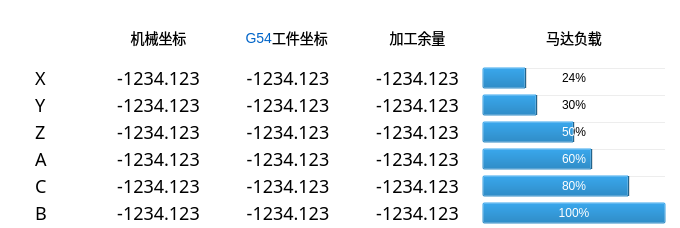
This is client/axesinformation.ui in DandiacalMonkey/ltp as Qt 5 draws it before an edit. The edited form follows.
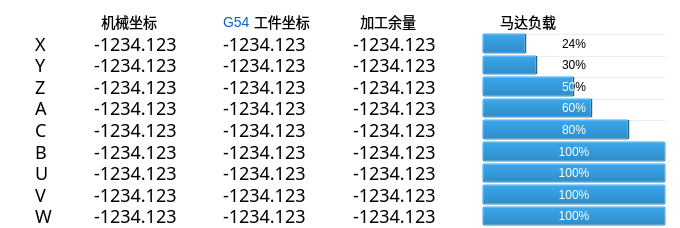
This is the edited form. Custom widgets are drawn as their Qt base class.

Commit message: hua.g.l:加工界面细节修改

Patch:
```diff
--- a/client/axesinformation.ui
+++ b/client/axesinformation.ui
@@ -36,7 +36,7 @@
     <number>0</number>
    </property>
    <item>
-    <layout class="QGridLayout" name="mainLayout_" rowstretch="0,1,1,1,1,1,1" columnstretch="62,137,137,137,194" columnminimumwidth="0,0,0,0,0">
+    <layout class="QGridLayout" name="mainLayout_" rowstretch="0,1,1,1,1,1,1,1,1,0" columnstretch="62,137,137,137,194" columnminimumwidth="0,0,0,0,0">
      <property name="leftMargin">
       <number>35</number>
      </property>
@@ -55,6 +55,16 @@
      <property name="verticalSpacing">
       <number>1</number>
      </property>
+     <item row="4" column="0">
+      <widget class="QLabel" name="labelAxes4_">
+       <property name="styleSheet">
+        <string notr="true">font:18px Arial Bold;</string>
+       </property>
+       <property name="text">
+        <string>A</string>
+       </property>
+      </widget>
+     </item>
      <item row="3" column="2">
       <widget class="QLabel" name="workpieceCoordinateAxes3_">
        <property name="styleSheet">
@@ -64,20 +74,7 @@
         <string>-1234.123</string>
        </property>
        <property name="alignment">
-        <set>Qt::AlignCenter</set>
-       </property>
-      </widget>
-     </item>
-     <item row="4" column="2">
-      <widget class="QLabel" name="workpieceCoordinateAxes4_">
-       <property name="styleSheet">
-        <string notr="true">font:18px Arial Bold;</string>
-       </property>
-       <property name="text">
-        <string>-1234.123</string>
-       </property>
-       <property name="alignment">
-        <set>Qt::AlignCenter</set>
+        <set>Qt::AlignLeading|Qt::AlignLeft|Qt::AlignVCenter</set>
        </property>
       </widget>
      </item>
@@ -91,16 +88,29 @@
        </property>
       </widget>
      </item>
+     <item row="4" column="2">
+      <widget class="QLabel" name="workpieceCoordinateAxes4_">
+       <property name="styleSheet">
+        <string notr="true">font:18px Arial Bold;</string>
+       </property>
+       <property name="text">
+        <string>-1234.123</string>
+       </property>
+       <property name="alignment">
+        <set>Qt::AlignLeading|Qt::AlignLeft|Qt::AlignVCenter</set>
+       </property>
+      </widget>
+     </item>
      <item row="0" column="4">
       <widget class="QLabel" name="motorLoadHeader_">
        <property name="styleSheet">
         <string notr="true">font:14px SIMHEI;</string>
        </property>
        <property name="text">
-        <string>马达负载</string>
+        <string>     马达负载</string>
        </property>
        <property name="alignment">
-        <set>Qt::AlignCenter</set>
+        <set>Qt::AlignLeading|Qt::AlignLeft|Qt::AlignVCenter</set>
        </property>
       </widget>
      </item>
@@ -113,20 +123,7 @@
         <string>-1234.123</string>
        </property>
        <property name="alignment">
-        <set>Qt::AlignCenter</set>
-       </property>
-      </widget>
-     </item>
-     <item row="3" column="1">
-      <widget class="QLabel" name="machineCoordinateAxes3_">
-       <property name="styleSheet">
-        <string notr="true">font:18px Arial Bold;</string>
-       </property>
-       <property name="text">
-        <string>-1234.123</string>
-       </property>
-       <property name="alignment">
-        <set>Qt::AlignCenter</set>
+        <set>Qt::AlignLeading|Qt::AlignLeft|Qt::AlignVCenter</set>
        </property>
       </widget>
      </item>
@@ -139,7 +136,20 @@
         <string>-1234.123</string>
        </property>
        <property name="alignment">
-        <set>Qt::AlignCenter</set>
+        <set>Qt::AlignLeading|Qt::AlignLeft|Qt::AlignVCenter</set>
+       </property>
+      </widget>
+     </item>
+     <item row="3" column="1">
+      <widget class="QLabel" name="machineCoordinateAxes3_">
+       <property name="styleSheet">
+        <string notr="true">font:18px Arial Bold;</string>
+       </property>
+       <property name="text">
+        <string>-1234.123</string>
+       </property>
+       <property name="alignment">
+        <set>Qt::AlignLeading|Qt::AlignLeft|Qt::AlignVCenter</set>
        </property>
       </widget>
      </item>
@@ -154,17 +164,17 @@
       </widget>
      </item>
      <item row="0" column="2">
-      <layout class="QHBoxLayout" name="horizontalLayout" stretch="40,66">
+      <layout class="QHBoxLayout" name="horizontalLayout" stretch="0,1">
        <item>
         <widget class="QLabel" name="currentWorkpieceCoordinate_">
          <property name="styleSheet">
           <string notr="true">font:14px Arial;color:#0064C8;</string>
          </property>
          <property name="text">
-          <string>G54</string>
+          <string>G54 </string>
          </property>
          <property name="alignment">
-          <set>Qt::AlignRight|Qt::AlignTrailing|Qt::AlignVCenter</set>
+          <set>Qt::AlignLeading|Qt::AlignLeft|Qt::AlignVCenter</set>
          </property>
         </widget>
        </item>
@@ -183,26 +193,16 @@
        </item>
       </layout>
      </item>
-     <item row="4" column="0">
-      <widget class="QLabel" name="labelAxes4_">
-       <property name="styleSheet">
-        <string notr="true">font:18px Arial Bold;</string>
-       </property>
-       <property name="text">
-        <string>A</string>
-       </property>
-      </widget>
-     </item>
      <item row="0" column="3">
       <widget class="QLabel" name="machiningRemainHeader_">
        <property name="styleSheet">
         <string notr="true">font:14px SIMHEI;</string>
        </property>
        <property name="text">
-        <string>加工余量</string>
+        <string>  加工余量</string>
        </property>
        <property name="alignment">
-        <set>Qt::AlignCenter</set>
+        <set>Qt::AlignLeading|Qt::AlignLeft|Qt::AlignVCenter</set>
        </property>
       </widget>
      </item>
@@ -235,7 +235,7 @@
         <string>-1234.123</string>
        </property>
        <property name="alignment">
-        <set>Qt::AlignCenter</set>
+        <set>Qt::AlignLeading|Qt::AlignLeft|Qt::AlignVCenter</set>
        </property>
       </widget>
      </item>
@@ -255,23 +255,10 @@
         <string notr="true">font:14px SIMHEI;</string>
        </property>
        <property name="text">
-        <string>机械坐标</string>
+        <string>  机械坐标</string>
        </property>
        <property name="alignment">
-        <set>Qt::AlignCenter</set>
-       </property>
-      </widget>
-     </item>
-     <item row="5" column="3">
-      <widget class="QLabel" name="machiningRemainAxes5_">
-       <property name="styleSheet">
-        <string notr="true">font:18px Arial Bold;</string>
-       </property>
-       <property name="text">
-        <string>-1234.123</string>
-       </property>
-       <property name="alignment">
-        <set>Qt::AlignCenter</set>
+        <set>Qt::AlignLeading|Qt::AlignLeft|Qt::AlignVCenter</set>
        </property>
       </widget>
      </item>
@@ -284,7 +271,20 @@
         <string>-1234.123</string>
        </property>
        <property name="alignment">
-        <set>Qt::AlignCenter</set>
+        <set>Qt::AlignLeading|Qt::AlignLeft|Qt::AlignVCenter</set>
+       </property>
+      </widget>
+     </item>
+     <item row="5" column="3">
+      <widget class="QLabel" name="machiningRemainAxes5_">
+       <property name="styleSheet">
+        <string notr="true">font:18px Arial Bold;</string>
+       </property>
+       <property name="text">
+        <string>-1234.123</string>
+       </property>
+       <property name="alignment">
+        <set>Qt::AlignLeading|Qt::AlignLeft|Qt::AlignVCenter</set>
        </property>
       </widget>
      </item>
@@ -297,20 +297,7 @@
         <string>-1234.123</string>
        </property>
        <property name="alignment">
-        <set>Qt::AlignCenter</set>
-       </property>
-      </widget>
-     </item>
-     <item row="2" column="1">
-      <widget class="QLabel" name="machineCoordinateAxes2_">
-       <property name="styleSheet">
-        <string notr="true">font:18px Arial Bold;</string>
-       </property>
-       <property name="text">
-        <string>-1234.123</string>
-       </property>
-       <property name="alignment">
-        <set>Qt::AlignCenter</set>
+        <set>Qt::AlignLeading|Qt::AlignLeft|Qt::AlignVCenter</set>
        </property>
       </widget>
      </item>
@@ -323,12 +310,12 @@
         <string>-1234.123</string>
        </property>
        <property name="alignment">
-        <set>Qt::AlignCenter</set>
+        <set>Qt::AlignLeading|Qt::AlignLeft|Qt::AlignVCenter</set>
        </property>
       </widget>
      </item>
-     <item row="6" column="1">
-      <widget class="QLabel" name="machineCoordinateAxes6_">
+     <item row="2" column="1">
+      <widget class="QLabel" name="machineCoordinateAxes2_">
        <property name="styleSheet">
         <string notr="true">font:18px Arial Bold;</string>
        </property>
@@ -336,7 +323,7 @@
         <string>-1234.123</string>
        </property>
        <property name="alignment">
-        <set>Qt::AlignCenter</set>
+        <set>Qt::AlignLeading|Qt::AlignLeft|Qt::AlignVCenter</set>
        </property>
       </widget>
      </item>
@@ -349,7 +336,20 @@
         <string>-1234.123</string>
        </property>
        <property name="alignment">
-        <set>Qt::AlignCenter</set>
+        <set>Qt::AlignLeading|Qt::AlignLeft|Qt::AlignVCenter</set>
+       </property>
+      </widget>
+     </item>
+     <item row="6" column="1">
+      <widget class="QLabel" name="machineCoordinateAxes6_">
+       <property name="styleSheet">
+        <string notr="true">font:18px Arial Bold;</string>
+       </property>
+       <property name="text">
+        <string>-1234.123</string>
+       </property>
+       <property name="alignment">
+        <set>Qt::AlignLeading|Qt::AlignLeft|Qt::AlignVCenter</set>
        </property>
       </widget>
      </item>
@@ -362,7 +362,7 @@
         <string>-1234.123</string>
        </property>
        <property name="alignment">
-        <set>Qt::AlignCenter</set>
+        <set>Qt::AlignLeading|Qt::AlignLeft|Qt::AlignVCenter</set>
        </property>
       </widget>
      </item>
@@ -375,20 +375,7 @@
         <string>-1234.123</string>
        </property>
        <property name="alignment">
-        <set>Qt::AlignCenter</set>
-       </property>
-      </widget>
-     </item>
-     <item row="1" column="2">
-      <widget class="QLabel" name="workpieceCoordinateAxes1_">
-       <property name="styleSheet">
-        <string notr="true">font:18px Arial Bold;</string>
-       </property>
-       <property name="text">
-        <string>-1234.123</string>
-       </property>
-       <property name="alignment">
-        <set>Qt::AlignCenter</set>
+        <set>Qt::AlignLeading|Qt::AlignLeft|Qt::AlignVCenter</set>
        </property>
       </widget>
      </item>
@@ -401,12 +388,12 @@
         <string>-1234.123</string>
        </property>
        <property name="alignment">
-        <set>Qt::AlignCenter</set>
+        <set>Qt::AlignLeading|Qt::AlignLeft|Qt::AlignVCenter</set>
        </property>
       </widget>
      </item>
-     <item row="2" column="3">
-      <widget class="QLabel" name="machiningRemainAxes2_">
+     <item row="1" column="2">
+      <widget class="QLabel" name="workpieceCoordinateAxes1_">
        <property name="styleSheet">
         <string notr="true">font:18px Arial Bold;</string>
        </property>
@@ -414,14 +401,7 @@
         <string>-1234.123</string>
        </property>
        <property name="alignment">
-        <set>Qt::AlignCenter</set>
-       </property>
-      </widget>
-     </item>
-     <item row="2" column="4">
-      <widget class="ltp::base::LoadBar" name="motorLoadAxes2_">
-       <property name="value">
-        <number>30</number>
+        <set>Qt::AlignLeading|Qt::AlignLeft|Qt::AlignVCenter</set>
        </property>
       </widget>
      </item>
@@ -439,17 +419,23 @@
        </property>
       </widget>
      </item>
-     <item row="5" column="4">
-      <widget class="ltp::base::LoadBar" name="motorLoadAxes5_">
-       <property name="value">
-        <number>80</number>
+     <item row="2" column="3">
+      <widget class="QLabel" name="machiningRemainAxes2_">
+       <property name="styleSheet">
+        <string notr="true">font:18px Arial Bold;</string>
+       </property>
+       <property name="text">
+        <string>-1234.123</string>
+       </property>
+       <property name="alignment">
+        <set>Qt::AlignLeading|Qt::AlignLeft|Qt::AlignVCenter</set>
        </property>
       </widget>
      </item>
-     <item row="6" column="4">
-      <widget class="ltp::base::LoadBar" name="motorLoadAxes6_">
+     <item row="2" column="4">
+      <widget class="ltp::base::LoadBar" name="motorLoadAxes2_">
        <property name="value">
-        <number>100</number>
+        <number>30</number>
        </property>
       </widget>
      </item>
@@ -466,6 +452,188 @@
        </property>
       </widget>
      </item>
+     <item row="5" column="4">
+      <widget class="ltp::base::LoadBar" name="motorLoadAxes5_">
+       <property name="value">
+        <number>80</number>
+       </property>
+      </widget>
+     </item>
+     <item row="6" column="4">
+      <widget class="ltp::base::LoadBar" name="motorLoadAxes6_">
+       <property name="value">
+        <number>100</number>
+       </property>
+      </widget>
+     </item>
+     <item row="8" column="0">
+      <widget class="QLabel" name="labelAxes8_">
+       <property name="styleSheet">
+        <string notr="true">font:18px Arial Bold;</string>
+       </property>
+       <property name="text">
+        <string>V</string>
+       </property>
+      </widget>
+     </item>
+     <item row="9" column="1">
+      <widget class="QLabel" name="machineCoordinateAxes9_">
+       <property name="styleSheet">
+        <string notr="true">font:18px Arial Bold;</string>
+       </property>
+       <property name="text">
+        <string>-1234.123</string>
+       </property>
+       <property name="alignment">
+        <set>Qt::AlignLeading|Qt::AlignLeft|Qt::AlignVCenter</set>
+       </property>
+      </widget>
+     </item>
+     <item row="7" column="3">
+      <widget class="QLabel" name="machiningRemainAxes7_">
+       <property name="styleSheet">
+        <string notr="true">font:18px Arial Bold;</string>
+       </property>
+       <property name="text">
+        <string>-1234.123</string>
+       </property>
+       <property name="alignment">
+        <set>Qt::AlignLeading|Qt::AlignLeft|Qt::AlignVCenter</set>
+       </property>
+      </widget>
+     </item>
+     <item row="7" column="0">
+      <widget class="QLabel" name="labelAxes7_">
+       <property name="styleSheet">
+        <string notr="true">font:18px Arial Bold;</string>
+       </property>
+       <property name="text">
+        <string>U</string>
+       </property>
+      </widget>
+     </item>
+     <item row="9" column="2">
+      <widget class="QLabel" name="workpieceCoordinateAxes9_">
+       <property name="styleSheet">
+        <string notr="true">font:18px Arial Bold;</string>
+       </property>
+       <property name="text">
+        <string>-1234.123</string>
+       </property>
+       <property name="alignment">
+        <set>Qt::AlignLeading|Qt::AlignLeft|Qt::AlignVCenter</set>
+       </property>
+      </widget>
+     </item>
+     <item row="9" column="0">
+      <widget class="QLabel" name="labelAxes9_">
+       <property name="styleSheet">
+        <string notr="true">font:18px Arial Bold;</string>
+       </property>
+       <property name="text">
+        <string>W</string>
+       </property>
+      </widget>
+     </item>
+     <item row="8" column="1">
+      <widget class="QLabel" name="machineCoordinateAxes8_">
+       <property name="styleSheet">
+        <string notr="true">font:18px Arial Bold;</string>
+       </property>
+       <property name="text">
+        <string>-1234.123</string>
+       </property>
+       <property name="alignment">
+        <set>Qt::AlignLeading|Qt::AlignLeft|Qt::AlignVCenter</set>
+       </property>
+      </widget>
+     </item>
+     <item row="7" column="2">
+      <widget class="QLabel" name="workpieceCoordinateAxes7_">
+       <property name="styleSheet">
+        <string notr="true">font:18px Arial Bold;</string>
+       </property>
+       <property name="text">
+        <string>-1234.123</string>
+       </property>
+       <property name="alignment">
+        <set>Qt::AlignLeading|Qt::AlignLeft|Qt::AlignVCenter</set>
+       </property>
+      </widget>
+     </item>
+     <item row="8" column="2">
+      <widget class="QLabel" name="workpieceCoordinateAxes8_">
+       <property name="styleSheet">
+        <string notr="true">font:18px Arial Bold;</string>
+       </property>
+       <property name="text">
+        <string>-1234.123</string>
+       </property>
+       <property name="alignment">
+        <set>Qt::AlignLeading|Qt::AlignLeft|Qt::AlignVCenter</set>
+       </property>
+      </widget>
+     </item>
+     <item row="9" column="3">
+      <widget class="QLabel" name="machiningRemainAxes9_">
+       <property name="styleSheet">
+        <string notr="true">font:18px Arial Bold;</string>
+       </property>
+       <property name="text">
+        <string>-1234.123</string>
+       </property>
+       <property name="alignment">
+        <set>Qt::AlignLeading|Qt::AlignLeft|Qt::AlignVCenter</set>
+       </property>
+      </widget>
+     </item>
+     <item row="7" column="1">
+      <widget class="QLabel" name="machineCoordinateAxes7_">
+       <property name="styleSheet">
+        <string notr="true">font:18px Arial Bold;</string>
+       </property>
+       <property name="text">
+        <string>-1234.123</string>
+       </property>
+       <property name="alignment">
+        <set>Qt::AlignLeading|Qt::AlignLeft|Qt::AlignVCenter</set>
+       </property>
+      </widget>
+     </item>
+     <item row="8" column="3">
+      <widget class="QLabel" name="machiningRemainAxes8_">
+       <property name="styleSheet">
+        <string notr="true">font:18px Arial Bold;</string>
+       </property>
+       <property name="text">
+        <string>-1234.123</string>
+       </property>
+       <property name="alignment">
+        <set>Qt::AlignLeading|Qt::AlignLeft|Qt::AlignVCenter</set>
+       </property>
+      </widget>
+     </item>
+     <item row="7" column="4">
+      <widget class="ltp::base::LoadBar" name="motorLoadAxes7_">
+       <property name="value">
+        <number>100</number>
+       </property>
+      </widget>
+     </item>
+     <item row="8" column="4">
+      <widget class="ltp::base::LoadBar" name="motorLoadAxes8_">
+       <property name="value">
+        <number>100</number>
+       </property>
+      </widget>
+     </item>
+     <item row="9" column="4">
+      <widget class="ltp::base::LoadBar" name="motorLoadAxes9_">
+       <property name="value">
+        <number>100</number>
+       </property>
+      </widget>
+     </item>
     </layout>
    </item>
   </layout>
```
The commit also changes 8 other files.
